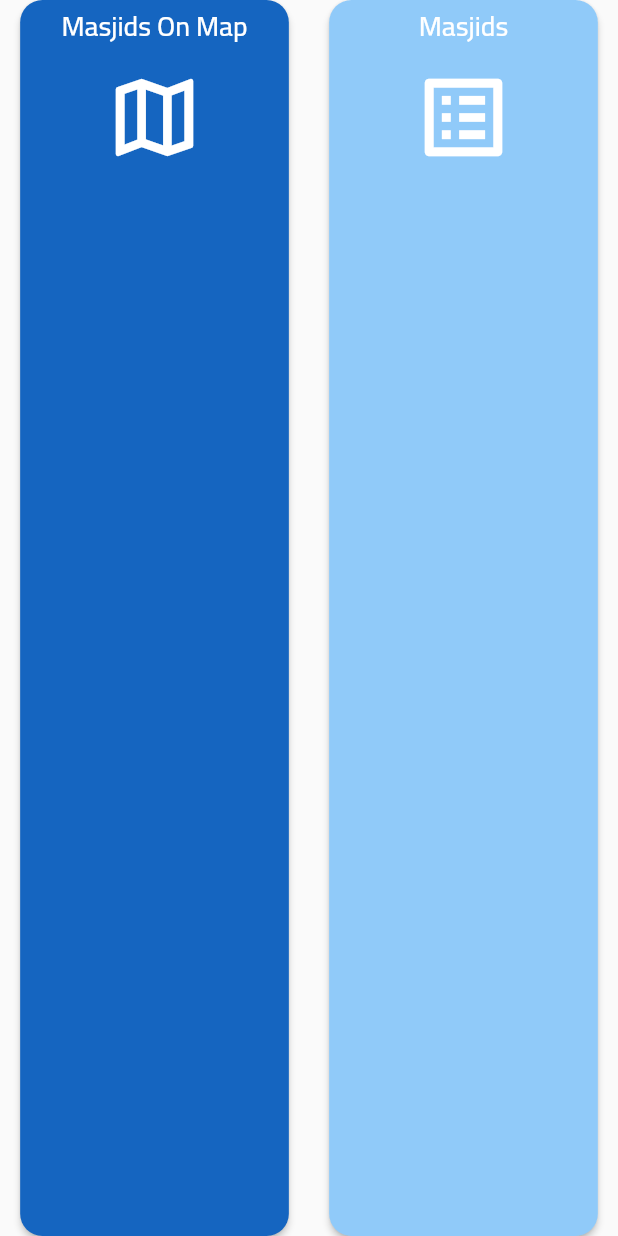
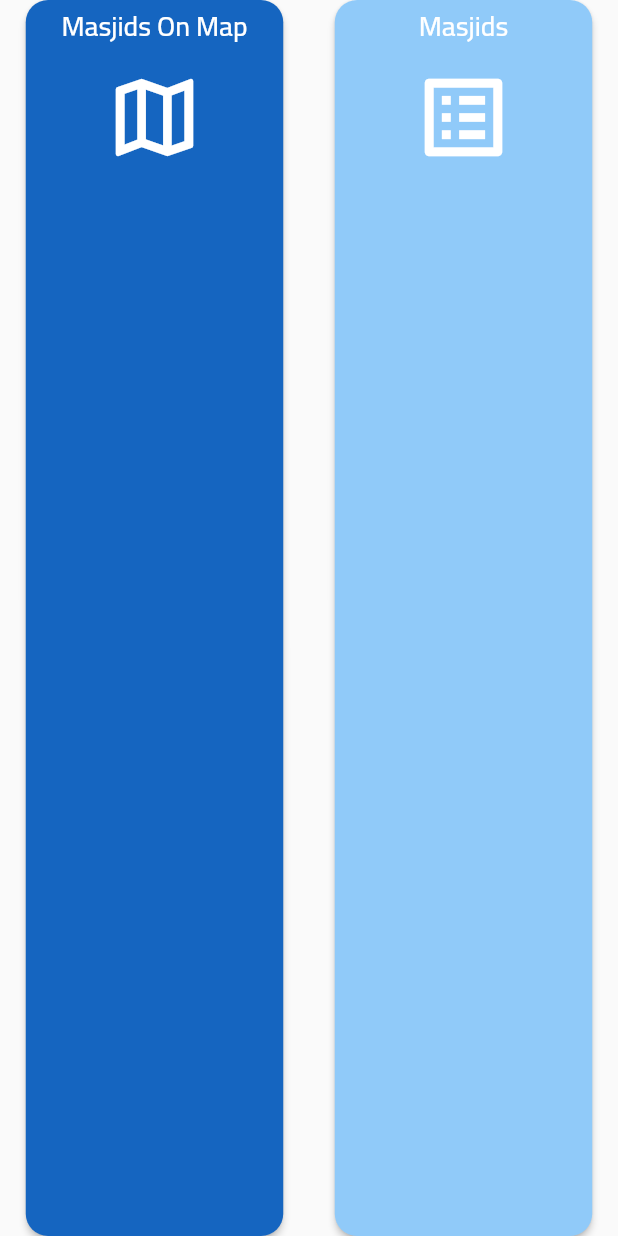
Before and after one commit to EyadAbuKm/Nearby-Mosques, a Flutter app: what buildBottomButtonsSection() shows on an empty page, opened directly, on a phone screen of 412 x 824 dp. Run offline on Flutter 3.47's test engine with Material 2 defaults, Android fonts, the phone set to English and light mode, and no system bars; our stand-ins replace animated_text_kit, cached_network_image, carousel_slider, dio, flutter_easyloading, flutter_screenutil and 6 more; missing offline and left inert: paginated_list; network calls fail.

Commit message:
responsive enhancements

```diff
--- a/lib/modules/home/view/widgets/home_widgets.dart
+++ b/lib/modules/home/view/widgets/home_widgets.dart
@@ -42,8 +42,8 @@ Widget buildBottomButtonsSection() {
     mainAxisAlignment: MainAxisAlignment.spaceEvenly,
     children: [
       AppElevatedButton(
-        height: 150.h,
-        width: 150.h,
+        height: 150.w,
+        width: 150.w,
         onPressed: () {
           Get.toNamed(Routes.MASJIDS_MAP);
         },
@@ -61,8 +61,8 @@ Widget buildBottomButtonsSection() {
         height: 12.h,
       ),
       AppElevatedButton(
-        height: 150.h,
-        width: 150.h,
+        height: 150.w,
+        width: 150.w,
         onPressed: () {
           Get.toNamed(Routes.MASJIDS);
         },
--- a/lib/modules/masjids/controller/masjids_controller.dart
+++ b/lib/modules/masjids/controller/masjids_controller.dart
@@ -1,16 +1,12 @@
 import 'dart:math';
-import 'dart:typed_data';
-
 import 'package:carousel_slider/carousel_slider.dart';
 import 'package:flutter/material.dart';
-import 'package:flutter/services.dart';
 import 'package:flutter_screenutil/flutter_screenutil.dart';
 import 'package:get/get.dart';
 import 'package:google_maps_flutter/google_maps_flutter.dart';
 import 'package:masjidi/core/enums/controller_status.dart';
 import 'package:masjidi/repositories/masjids/masjids.dart';
 import 'package:url_launcher/url_launcher.dart';
-import 'dart:ui' as ui;
 
 import '../../../shared/utils/load_marker_image.dart';
 
@@ -40,7 +36,7 @@ class MasjidsController extends GetxController {
   @override
   void onInit() {
     _masjidRepository = MasjidRepository();
-    getBytesFromAsset("assets/images/colored_mosque.png",150).then((value) => coloredImage= value);
+    getBytesFromAsset("assets/images/colored_mosque.png",150.r).then((value) => coloredImage= value);
     fetchMasjids(isFirst: true);
     super.onInit();
   }
```
